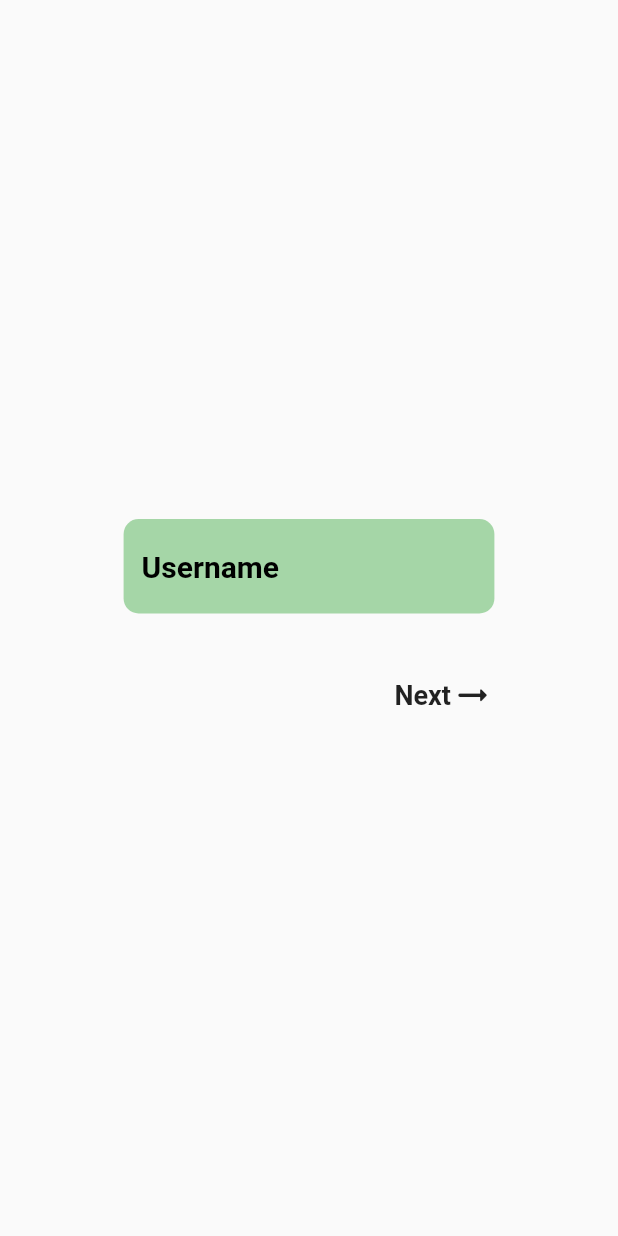
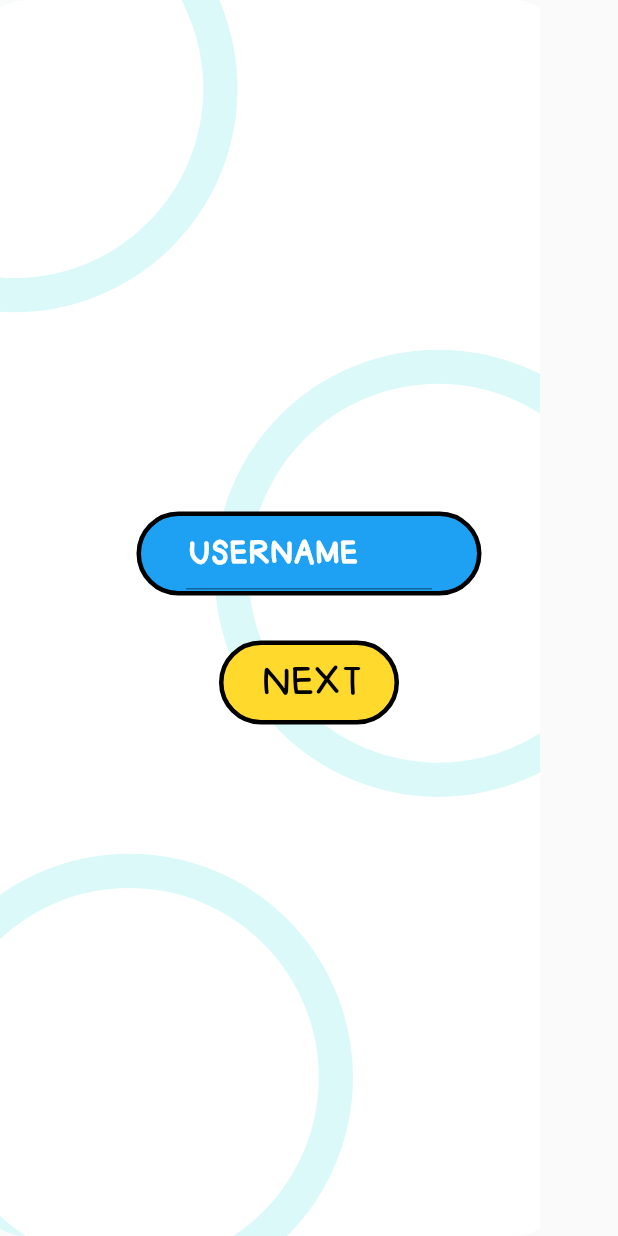
Before and after one commit to arif-pandu/scan_to_attend, a Flutter app: the screen it shows after launch, on a phone screen of 412 x 824 dp. Run offline on Flutter 3.47's test engine with Material 2 defaults, Android fonts, the phone set to English and light mode, and no system bars; our stand-ins replace cloud_firestore, firebase_core, flutter_svg, get, shared_preferences; missing offline and left inert: qr_code_scanner; accounts and stored records are empty.

Commit message:
Changed UI

```diff
--- /dev/null
+++ b/lib/login/login_page.dart
@@ -0,0 +1,213 @@
+// ignore_for_file: prefer_const_constructors, prefer_const_literals_to_create_immutables
+
+import 'package:flutter/material.dart';
+import 'package:flutter_svg/flutter_svg.dart';
+import 'package:scan_to_attend/const/const.dart';
+import 'package:cloud_firestore/cloud_firestore.dart';
+import 'package:firebase_core/firebase_core.dart';
+import 'package:get/get.dart';
+import 'package:scan_to_attend/home.dart';
+import 'package:scan_to_attend/login_controller.dart';
+import 'package:scan_to_attend/widget/login_widget/password_input.dart';
+import 'package:scan_to_attend/widget/login_widget/username_input.dart';
+
+class LoginPage extends StatefulWidget {
+  const LoginPage({Key? key}) : super(key: key);
+
+  @override
+  _LoginPageState createState() => _LoginPageState();
+}
+
+class _LoginPageState extends State<LoginPage> {
+  TextEditingController usernameInputController = TextEditingController();
+  TextEditingController passwordInputController = TextEditingController();
+
+  LoginController loginController = Get.put(LoginController());
+
+  @override
+  Widget build(BuildContext context) {
+    return Scaffold(
+      body: Stack(
+        children: [
+          // BG-SVG
+          Container(
+            height: MediaQuery.of(context).size.height,
+            child: SvgPicture.asset(
+              'assets/image/bg.svg',
+              fit: BoxFit.cover,
+            ),
+          ),
+          // USERNAME WELCOME
+          Align(
+            alignment: Alignment(0, -0.5),
+            child: Text(
+              loginController.isUsernameFilled == false
+                  ? ''
+                  : "WELCOME, " + usernameInputController.text,
+              style: TextStyle(
+                  fontSize: 24,
+                  fontWeight: FontWeight.w600,
+                  fontFamily: "LesliesHand"),
+            ),
+          ),
+          //
+          Center(
+            child: Column(
+              mainAxisAlignment: MainAxisAlignment.center,
+              children: [
+                UsernameInput(
+                  controller: usernameInputController,
+                ),
+                SizedBox(height: 15),
+                Visibility(
+                  visible:
+                      loginController.isUsernameFilled == true ? true : false,
+                  child: PasswordInput(
+                    controller: passwordInputController,
+                  ),
+                ),
+                SizedBox(height: 15),
+                //
+                // NextLoginButton
+                loginController.isUsernameFilled == false
+                    // KALO BELUM ISI NAMA
+                    ? GestureDetector(
+                        onTap: () {
+                          if (usernameInputController.text != '') {
+                            // FIREBASE BUAT STORE DATA USER AWAL SINI
+                            setState(() {
+                              loginController.isUsernameFilled = true;
+                            });
+                          } else {
+                            WarningUsername();
+                          }
+                        },
+                        child: Container(
+                          height: 56,
+                          width: 120,
+                          decoration: BoxDecoration(
+                            color: yellowColor,
+                            borderRadius: BorderRadius.circular(30),
+                            border: Border.all(width: 3, color: blackColor),
+                          ),
+                          child: Center(
+                            child: Text(
+                              "NEXT",
+                              style: TextStyle(
+                                letterSpacing: 2,
+                                fontSize: 26,
+                                fontWeight: FontWeight.w500,
+                                fontFamily: "LesliesHand",
+                                color: blackColor,
+                              ),
+                            ),
+                          ),
+                        ),
+                      )
+                    // KALO UDAH ISI NAMA
+                    : GestureDetector(
+                        onTap: () {
+                          if (passwordInputController.text != '') {
+                            Get.to(HomePage());
+                          } else {
+                            WarningPassword();
+                          }
+                        },
+                        child: Container(
+                          height: 56,
+                          width: 120,
+                          decoration: BoxDecoration(
+                            color: yellowColor,
+                            borderRadius: BorderRadius.circular(30),
+                            border: Border.all(width: 3, color: blackColor),
+                          ),
+                          child: Center(
+                            child: Text(
+                              "LOGIN",
+                              style: TextStyle(
+                                letterSpacing: 2,
+                                fontSize: 26,
+                                fontWeight: FontWeight.w500,
+                                fontFamily: "LesliesHand",
+                                color: blackColor,
+                              ),
+                            ),
+                          ),
+                        ),
+                      ),
+              ],
+            ),
+          ),
+        ],
+      ),
+    );
+  }
+
+  void WarningUsername() {
+    return Get.snackbar(
+      "Warning",
+      "Username required",
+      margin: EdgeInsets.only(
+        top: 15,
+        left: 15,
+        right: 15,
+      ),
+      snackStyle: SnackStyle.FLOATING,
+      colorText: Colors.white,
+      titleText: Text(
+        "Hey Dude!",
+        style: TextStyle(
+          fontWeight: FontWeight.w600,
+          fontSize: 18,
+        ),
+      ),
+      messageText: Text(
+        'You Have a Name Right?',
+        style: TextStyle(
+          fontWeight: FontWeight.w500,
+          fontSize: 16,
+        ),
+      ),
+      backgroundColor: redColor,
+      borderRadius: 10,
+      duration: Duration(seconds: 3),
+      snackPosition: SnackPosition.TOP,
+      reverseAnimationCurve: Curves.linearToEaseOut,
+      forwardAnimationCurve: Curves.fastLinearToSlowEaseIn,
+    );
+  }
+
+  void WarningPassword() {
+    return Get.snackbar(
+      "Warning",
+      "Username required",
+      margin: EdgeInsets.only(
+        top: 15,
+        left: 15,
+        right: 15,
+      ),
+      snackStyle: SnackStyle.FLOATING,
+      colorText: Colors.white,
+      titleText: Text(
+        "Hey Dude!",
+        style: TextStyle(
+          fontWeight: FontWeight.w600,
+          fontSize: 18,
+        ),
+      ),
+      messageText: Text(
+        'Your password or username was wrong',
+        style: TextStyle(
+          fontWeight: FontWeight.w500,
+          fontSize: 16,
+        ),
+      ),
+      backgroundColor: redColor,
+      borderRadius: 10,
+      duration: Duration(seconds: 3),
+      snackPosition: SnackPosition.TOP,
+      reverseAnimationCurve: Curves.linearToEaseOut,
+      forwardAnimationCurve: Curves.fastLinearToSlowEaseIn,
+    );
+  }
+}
--- /dev/null
+++ b/lib/login_controller.dart
@@ -0,0 +1,15 @@
+import 'package:cloud_firestore/cloud_firestore.dart';
+import 'package:get/get.dart';
+
+class LoginController extends GetxController {
+  String? usernameLogin;
+  String? passwordLogin;
+
+  int? userID;
+
+  bool isUsernameFilled = false;
+  bool isUsernameValid = false;
+  bool isUsernameMatchPassword = false;
+
+  String usernameInput = '';
+}
--- a/lib/main.dart
+++ b/lib/main.dart
@@ -2,6 +2,7 @@ import 'package:firebase_core/firebase_core.dart';
 import 'package:flutter/material.dart';
 import 'package:get/get.dart';
 import 'package:scan_to_attend/home.dart';
+import 'package:scan_to_attend/login/login_page.dart';
 import 'package:scan_to_attend/login/login_username.dart';
 
 Future<void> main() async {
--- a/lib/user_validaton.dart
+++ /dev/null
@@ -1,9 +0,0 @@
-import 'package:cloud_firestore/cloud_firestore.dart';
-import 'package:get/get.dart';
-
-class UserValidation extends GetxController {
-  String? usernameLogin;
-  String? passwordLogin;
-
-  int? userID;
-}
--- /dev/null
+++ b/lib/widget/login_widget/username_input.dart
@@ -0,0 +1,48 @@
+import 'package:flutter/material.dart';
+import 'package:scan_to_attend/const/const.dart';
+
+class UsernameInput extends StatelessWidget {
+  const UsernameInput({
+    Key? key,
+    required this.controller,
+  }) : super(key: key);
+  final TextEditingController controller;
+
+  @override
+  Widget build(BuildContext context) {
+    return Container(
+      height: 56,
+      width: 230,
+      decoration: BoxDecoration(
+        color: blueColor,
+        borderRadius: BorderRadius.circular(30),
+        border: Border.all(width: 3, color: blackColor),
+      ),
+      child: Center(
+        child: Padding(
+          padding: const EdgeInsets.symmetric(horizontal: 30),
+          child: TextField(
+            controller: controller,
+            style: TextStyle(
+              letterSpacing: 2,
+              fontSize: 20,
+              color: Colors.white,
+              fontWeight: FontWeight.w700,
+              fontFamily: "LesliesHand",
+            ),
+            decoration: InputDecoration(
+              hintText: "USERNAME",
+              hintStyle: TextStyle(
+                letterSpacing: 2,
+                fontSize: 20,
+                color: Colors.white,
+                fontWeight: FontWeight.w700,
+                fontFamily: "LesliesHand",
+              ),
+            ),
+          ),
+        ),
+      ),
+    );
+  }
+}
```
Also changed, not shown: lib/login/login_password.dart (+8 -8 lines), lib/login/login_username.dart (+7 -7 lines), lib/widget/login_widget/password_input.dart (added, +48 -0 lines), pubspec.yaml (+27 -59 lines), pubspec.lock.
